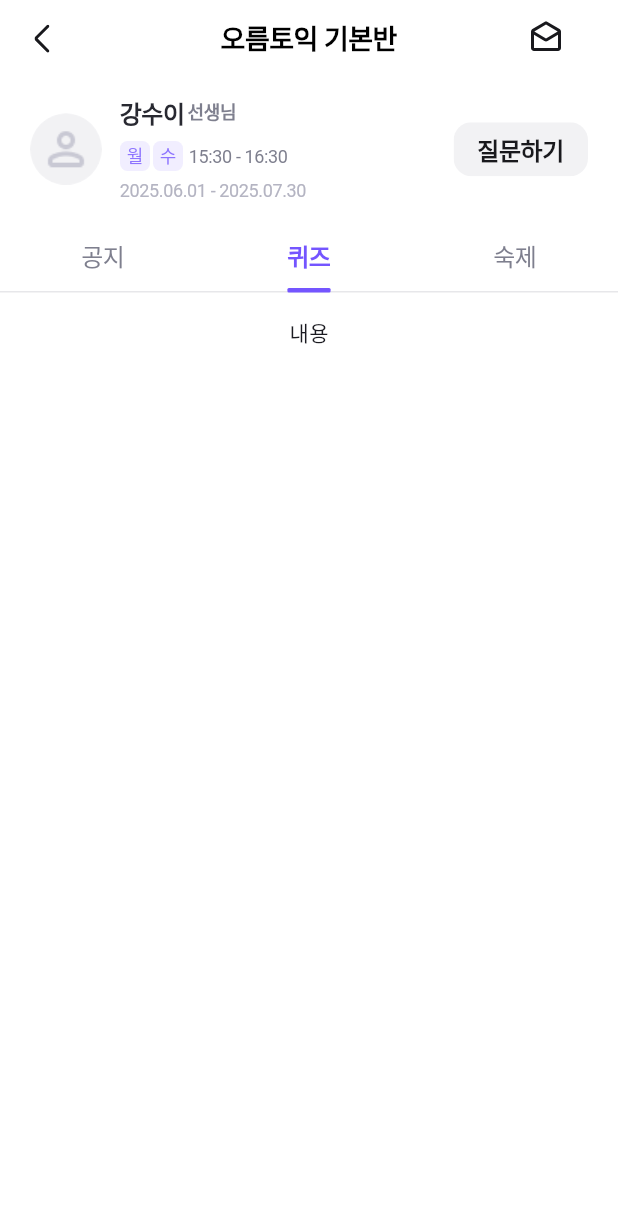
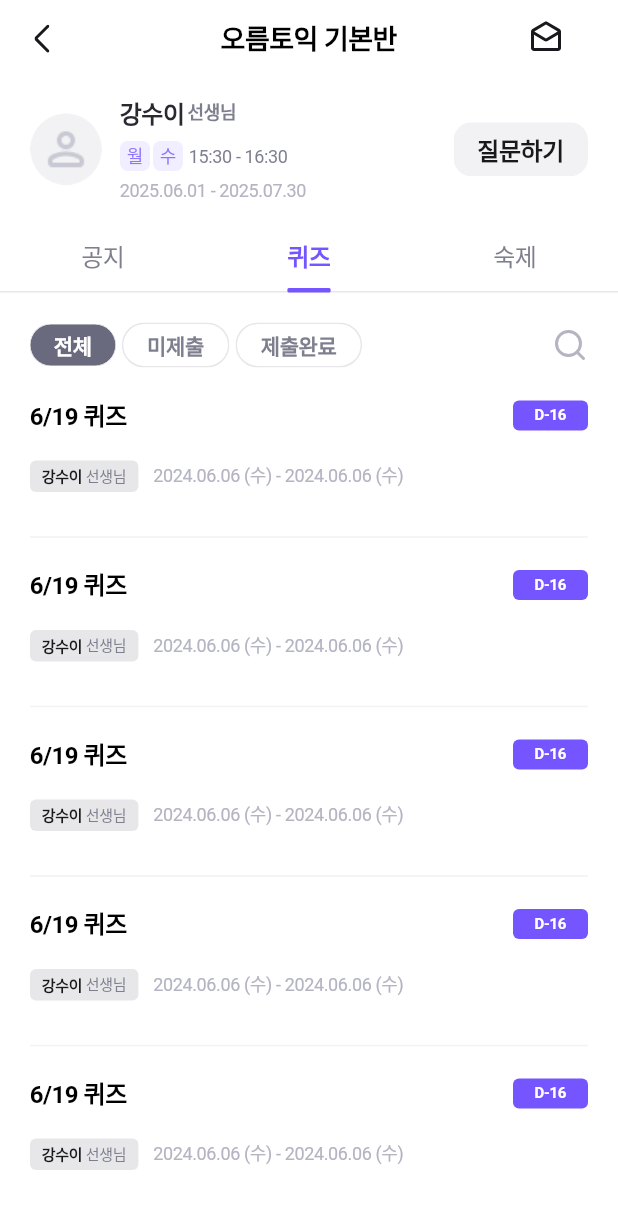
Before and after one commit to 0rmee/ormee_app, a Flutter app: the LectureDetailScreen screen opened directly, tab 2 chosen, on a phone screen of 412 x 824 dp. Shown: the top 1209 px of the screen. Run offline on Flutter 3.47's test engine with Material 3 defaults, Android fonts, the light colour scheme and no system bars; our stand-ins replace flutter_svg, go_router, image_picker; Roboto replaces fonts that are missing (Pretendard).

Commit message:
feat: quiz tab (#12)

```diff
--- a/lib/feature/lecture/detail/presentation/pages/lecture_detail.dart
+++ b/lib/feature/lecture/detail/presentation/pages/lecture_detail.dart
@@ -3,6 +3,8 @@
 import 'package:ormee_app/feature/lecture/detail/presentation/widgets/teacher_card.dart';
 import 'package:ormee_app/shared/theme/app_colors.dart';
 import 'package:ormee_app/shared/widgets/appbar.dart';
+import 'package:ormee_app/shared/widgets/assignment_card.dart';
+import 'package:ormee_app/shared/widgets/box.dart';
 import 'package:ormee_app/shared/widgets/notice_card.dart';
 import 'package:ormee_app/shared/widgets/tab.dart';
 
@@ -83,9 +85,49 @@
                     ],
                   ),
                   // 퀴즈 탭
-                  const SingleChildScrollView(
-                    padding: EdgeInsets.all(16.0),
-                    child: Column(children: [Text("내용")]),
+                  Column(
+                    children: [
+                      SizedBox(height: 12),
+                      Container(
+                        padding: EdgeInsets.symmetric(
+                          vertical: 8,
+                          horizontal: 20,
+                        ),
+                        width: double.infinity,
+                        color: Colors.white,
+                        child: Row(
+                          children: [
+                            OrmeeBox(text: '전체', isCheck: true),
+                            SizedBox(width: 4),
+                            OrmeeBox(text: '미제출', isCheck: false),
+                            SizedBox(width: 4),
+                            OrmeeBox(text: '제출완료', isCheck: false),
+                            Spacer(),
+                            SvgPicture.asset(
+                              'assets/icons/search_20.svg',
+                              color: OrmeeColor.gray[50],
+                            ),
+                          ],
+                        ),
+                      ),
+                      Expanded(
+                        child: ListView.separated(
+                          padding: EdgeInsets.symmetric(horizontal: 20),
+                          itemBuilder: (BuildContext context, index) {
+                            return AssignmentCard(
+                              assignment: '6/19 퀴즈',
+                              state: 'D-16',
+                              period: '2024.06.06 (수) - 2024.06.06 (수)',
+                              teacher: '강수이',
+                              active: true,
+                            );
+                          },
+                          separatorBuilder: (context, index) =>
+                              Divider(color: OrmeeColor.gray[20]),
+                          itemCount: 5,
+                        ),
+                      ),
+                    ],
                   ),
                   // 숙제 탭
                   const SingleChildScrollView(
--- a/lib/shared/widgets/assignment_card.dart
+++ b/lib/shared/widgets/assignment_card.dart
@@ -41,7 +41,7 @@
             children: [
               TeacherBadge(teacherName: teacher),
               SizedBox(width: 10),
-              Caption1Regular11(text: period),
+              Label2Regular12(text: period, color: OrmeeColor.gray[50]),
             ],
           ),
         ],
```
